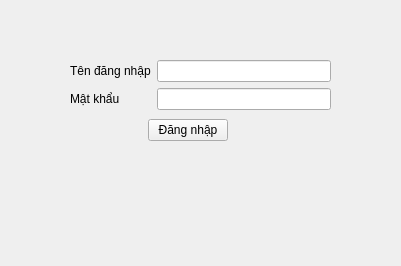
Above: apps/templates/login.ui from kodee174/kodeefarm before the change. Below: the same form after it.
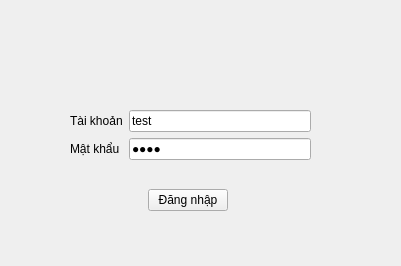
That is the form after the change.

Diff of the .ui file:
```diff
--- a/apps/templates/login.ui
+++ b/apps/templates/login.ui
@@ -17,18 +17,45 @@
    <property name="geometry">
     <rect>
      <x>70</x>
-     <y>60</y>
-     <width>261</width>
-     <height>81</height>
+     <y>30</y>
+     <width>241</width>
+     <height>181</height>
     </rect>
    </property>
    <layout class="QVBoxLayout" name="verticalLayout">
+    <item>
+     <layout class="QVBoxLayout" name="verticalLayout_4">
+      <item>
+       <widget class="QLabel" name="message">
+        <property name="sizePolicy">
+         <sizepolicy hsizetype="Preferred" vsizetype="Preferred">
+          <horstretch>0</horstretch>
+          <verstretch>0</verstretch>
+         </sizepolicy>
+        </property>
+        <property name="styleSheet">
+         <string notr="true">text-align: center;</string>
+        </property>
+        <property name="text">
+         <string/>
+        </property>
+       </widget>
+      </item>
+     </layout>
+    </item>
     <item>
      <layout class="QFormLayout" name="formLayout">
       <item row="0" column="0">
        <widget class="QLabel" name="label">
         <property name="text">
-         <string>Tên đăng nhập</string>
+         <string>Tài khoản</string>
+        </property>
+       </widget>
+      </item>
+      <item row="0" column="1">
+       <widget class="QLineEdit" name="username_or_email_txt">
+        <property name="text">
+         <string>test</string>
         </property>
        </widget>
       </item>
@@ -40,10 +67,14 @@
        </widget>
       </item>
       <item row="1" column="1">
-       <widget class="QLineEdit" name="password"/>
-      </item>
-      <item row="0" column="1">
-       <widget class="QLineEdit" name="username"/>
+       <widget class="QLineEdit" name="password_txt">
+        <property name="text">
+         <string>test</string>
+        </property>
+        <property name="echoMode">
+         <enum>QLineEdit::Password</enum>
+        </property>
+       </widget>
       </item>
      </layout>
     </item>
```
Left out of the diff: 2 changed lines with no effect on the pictures.
